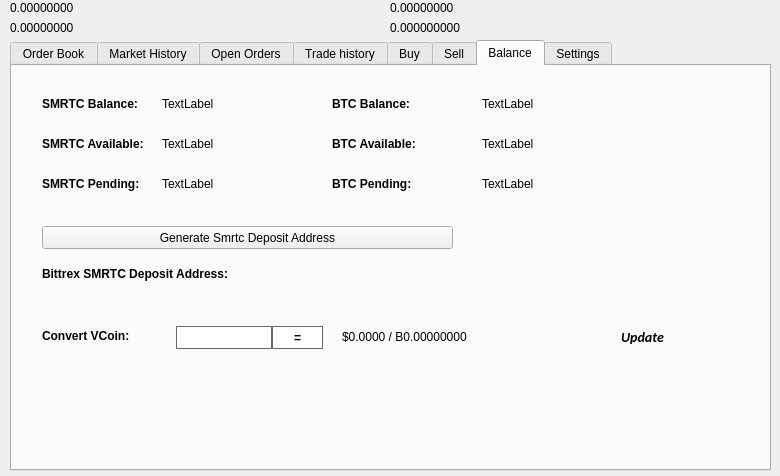
First picture: the form in src/qt/forms/tradingdialog.ui, repository CryptoCashBack-Hub/CCBC, before the edit.
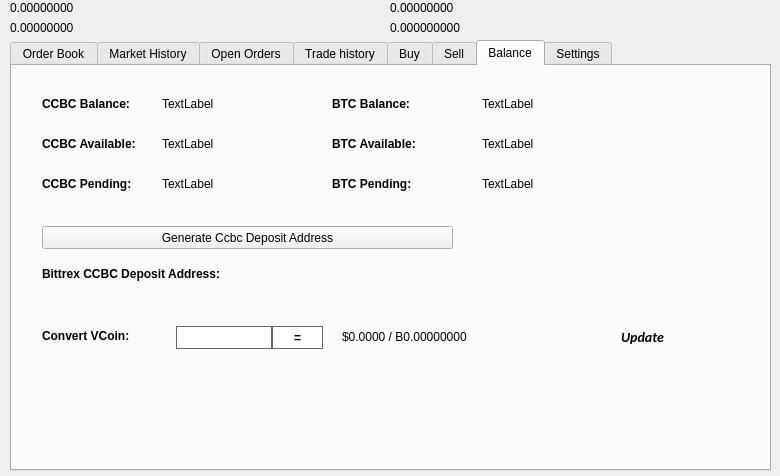
Second picture: the form after the edit. The open tabs and pages were chosen to show the change. Icons and pictures are not drawn.

Diff of the .ui file:
```diff
--- a/src/qt/forms/tradingdialog.ui
+++ b/src/qt/forms/tradingdialog.ui
@@ -2762,7 +2762,7 @@
       </font>
      </property>
      <property name="text">
-      <string>SMRTC Balance:</string>
+      <string>CCBC Balance:</string>
      </property>
     </widget>
     <widget class="QLabel" name="label_12">
@@ -2813,7 +2813,7 @@
       </font>
      </property>
      <property name="text">
-      <string>SMRTC Available:</string>
+      <string>CCBC Available:</string>
      </property>
     </widget>
     <widget class="QLabel" name="label_14">
@@ -2832,7 +2832,7 @@
       </font>
      </property>
      <property name="text">
-      <string>SMRTC Pending:</string>
+      <string>CCBC Pending:</string>
      </property>
     </widget>
     <widget class="QLabel" name="XXXPendingLabel">
@@ -2928,7 +2928,7 @@
       </font>
      </property>
      <property name="text">
-      <string>Bittrex SMRTC Deposit Address:</string>
+      <string>Bittrex CCBC Deposit Address:</string>
      </property>
     </widget>
     <widget class="QPushButton" name="GenDepositBTN">
@@ -2941,7 +2941,7 @@
       </rect>
      </property>
      <property name="text">
-      <string>Generate Smrtc Deposit Address</string>
+      <string>Generate Ccbc Deposit Address</string>
      </property>
      <property name="icon">
       <iconset resource="../smrtc.qrc">
```
Left out of the diff: 26 changed lines with no effect on the pictures.
